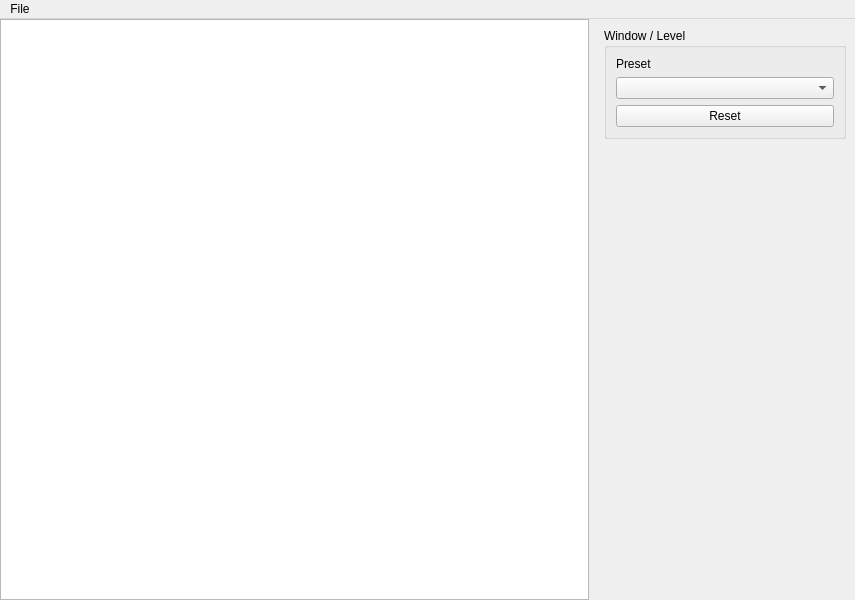
First picture: the form in app/main_window.ui, repository gustavopcr/DrTIS-Teste, before the edit.
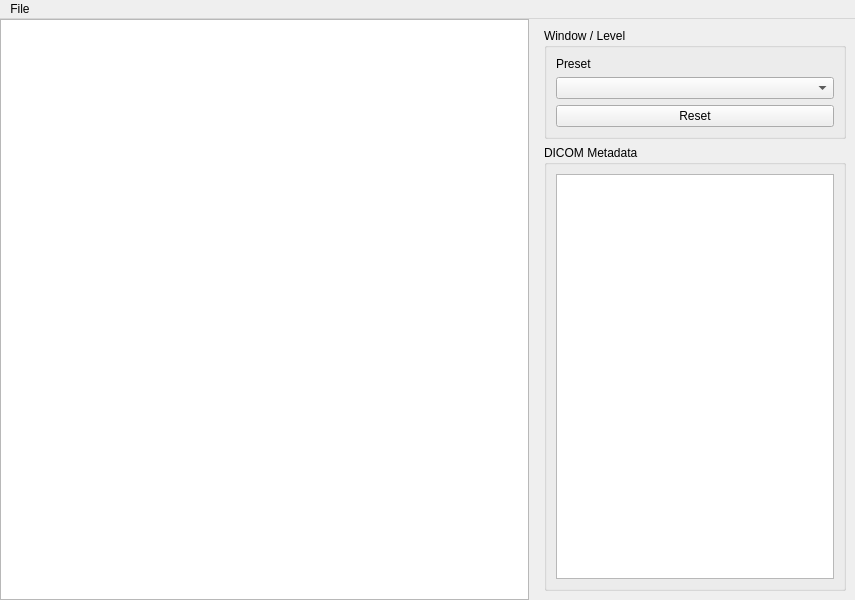
Second picture: the form after the edit.

Commit message: feat: extract and display DICOM metadata

```diff
--- a/app/main_window.ui
+++ b/app/main_window.ui
@@ -34,7 +34,7 @@
      <widget class="QWidget" name="sidePanel" native="true">
       <property name="minimumSize">
        <size>
-        <width>260</width>
+        <width>320</width>
         <height>0</height>
        </size>
       </property>
@@ -78,17 +78,29 @@
         </widget>
        </item>
        <item>
-        <spacer name="verticalSpacer">
-         <property name="orientation">
-          <enum>Qt::Orientation::Vertical</enum>
+        <widget class="QGroupBox" name="metadataGroupBox">
+         <property name="title">
+          <string>DICOM Metadata</string>
          </property>
-         <property name="sizeHint" stdset="0">
-          <size>
-           <width>20</width>
-           <height>428</height>
-          </size>
-         </property>
-        </spacer>
+         <layout class="QVBoxLayout" name="verticalLayout_3">
+          <item>
+           <widget class="QTableWidget" name="metadataTableWidget">
+            <property name="editTriggers">
+             <set>QAbstractItemView::EditTrigger::NoEditTriggers</set>
+            </property>
+            <property name="alternatingRowColors">
+             <bool>true</bool>
+            </property>
+            <attribute name="horizontalHeaderStretchLastSection">
+             <bool>true</bool>
+            </attribute>
+            <attribute name="verticalHeaderStretchLastSection">
+             <bool>false</bool>
+            </attribute>
+           </widget>
+          </item>
+         </layout>
+        </widget>
        </item>
       </layout>
      </widget>
```
The commit also changes 7 other files.
